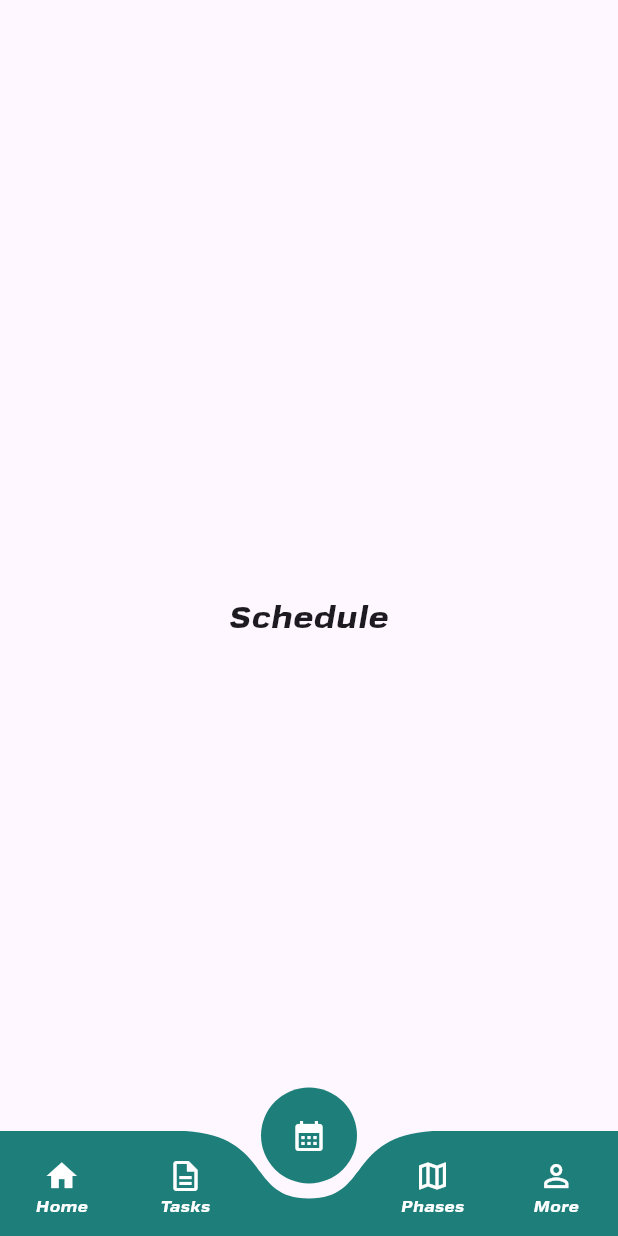
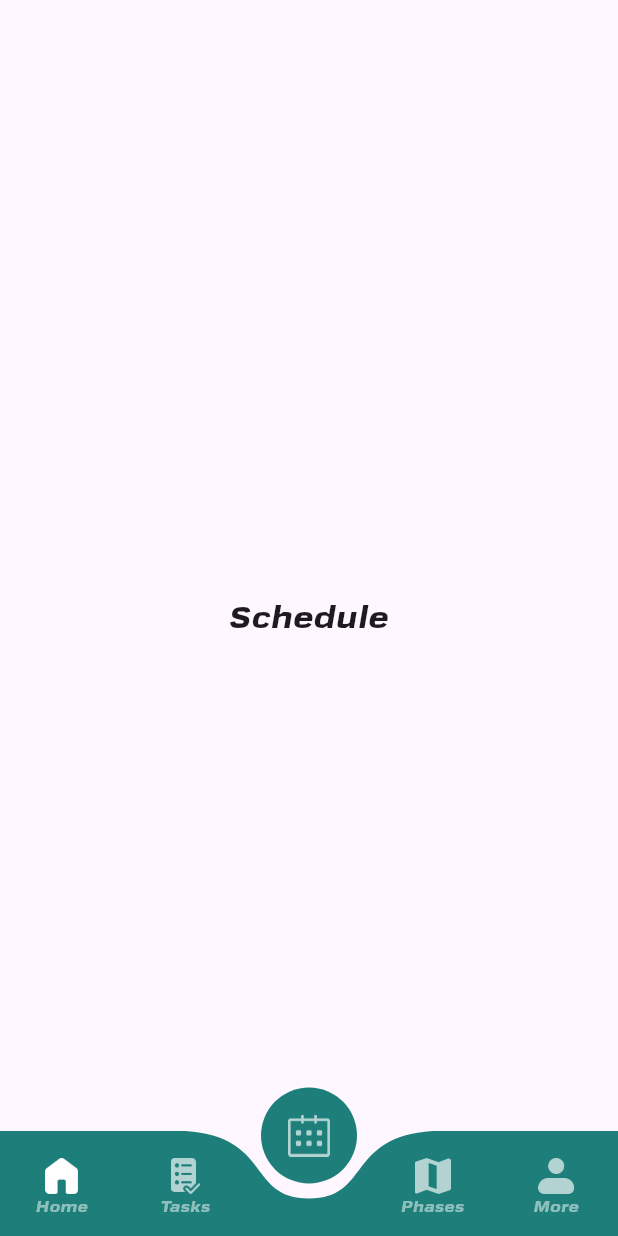
Before and after one commit to Digital51214/stem_flow, a Flutter app: the WidgetTree screen opened directly, item 3 of the bottom bar chosen, on a phone screen of 412 x 824 dp. Run offline on Flutter 3.47's test engine with Material 3 defaults, Android fonts, the light colour scheme and no system bars; drawn by our look-alikes of curved_navigation_bar.

Commit message:
StemFlow app

```diff
--- a/lib/Widgets/CustomBottomNavBar.dart
+++ b/lib/Widgets/CustomBottomNavBar.dart
@@ -27,22 +27,43 @@ class ImageLikeBottomNavBar extends StatelessWidget {
                 animationDuration: const Duration(milliseconds: 300),
                 animationCurve: Curves.easeInOut,
                 items: [
-                  const _NavIcon(icon: Icons.home, label: "Home"),
-                  const _NavIcon(icon: Icons.description_outlined, label: "Tasks"),
-                  // ✅ Calendar item with fixed size so circle stays big
+                  _NavImage(
+                    imagePath: "assets/images/home.png",
+                    label: "Home",
+                    isSelected: selectedIndex == 0,
+                  ),
+                  _NavImage(
+                    imagePath: "assets/images/tasks.png",
+                    label: "Tasks",
+                    isSelected: selectedIndex == 1,
+                  ),
+
                   SizedBox(
                     width: 48,
                     height: 48,
                     child: Center(
-                      child: Icon(
-                        Icons.calendar_month,
-                        size: 24,
-                        color: Colors.white,
+                      child: Image.asset(
+                        "assets/images/calender.png",
+                        width: 28,
+                        height: 28,
+                        fit: BoxFit.contain,
+                        color: selectedIndex == 2
+                            ? Colors.white
+                            : Colors.white,
                       ),
                     ),
                   ),
-                  const _NavIcon(icon: Icons.map_outlined, label: "Phases"),
-                  const _NavIcon(icon: Icons.person_outline, label: "More"),
+
+                  _NavImage(
+                    imagePath: "assets/images/phases.png",
+                    label: "Phases",
+                    isSelected: selectedIndex == 3,
+                  ),
+                  _NavImage(
+                    imagePath: "assets/images/more.png",
+                    label: "More",
+                    isSelected: selectedIndex == 4,
+                  ),
                 ],
                 onTap: (index) {
                   selectedPageNotifier.value = index;
@@ -57,11 +78,16 @@ class ImageLikeBottomNavBar extends StatelessWidget {
   }
 }
 
-class _NavIcon extends StatelessWidget {
-  final IconData icon;
+class _NavImage extends StatelessWidget {
+  final String imagePath;
   final String label;
+  final bool isSelected;
 
-  const _NavIcon({required this.icon, required this.label});
+  const _NavImage({
+    required this.imagePath,
+    required this.label,
+    required this.isSelected,
+  });
 
   @override
   Widget build(BuildContext context) {
@@ -69,13 +95,19 @@ class _NavIcon extends StatelessWidget {
       mainAxisSize: MainAxisSize.min,
       mainAxisAlignment: MainAxisAlignment.center,
       children: [
-        Icon(icon, size: 24, color: Colors.white),
+        Image.asset(
+          imagePath,
+          width: 24,
+          height: 24,
+          fit: BoxFit.contain,
+          color: isSelected ? Colors.white : Colors.white,
+        ),
         const SizedBox(height: 1),
         Text(
           label,
-          style: const TextStyle(
+          style: TextStyle(
             fontSize: 10,
-            color: Colors.white,
+            color: isSelected ? Colors.white: Colors.white.withOpacity(0.5),
             fontFamily: "Mynor",
             fontWeight: FontWeight.w500,
           ),
```
Also changed, not shown: assets/images/calender.png (added), assets/images/home.png (added), assets/images/more.png (added), assets/images/phases.png (added), assets/images/tasks.png (added).
